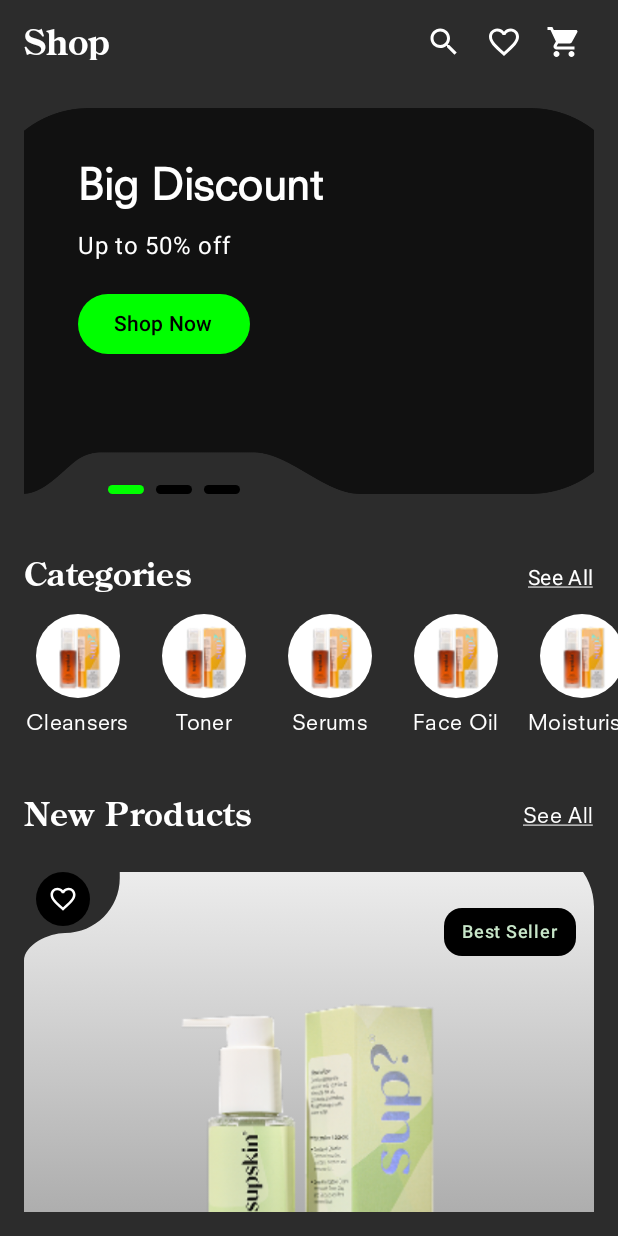
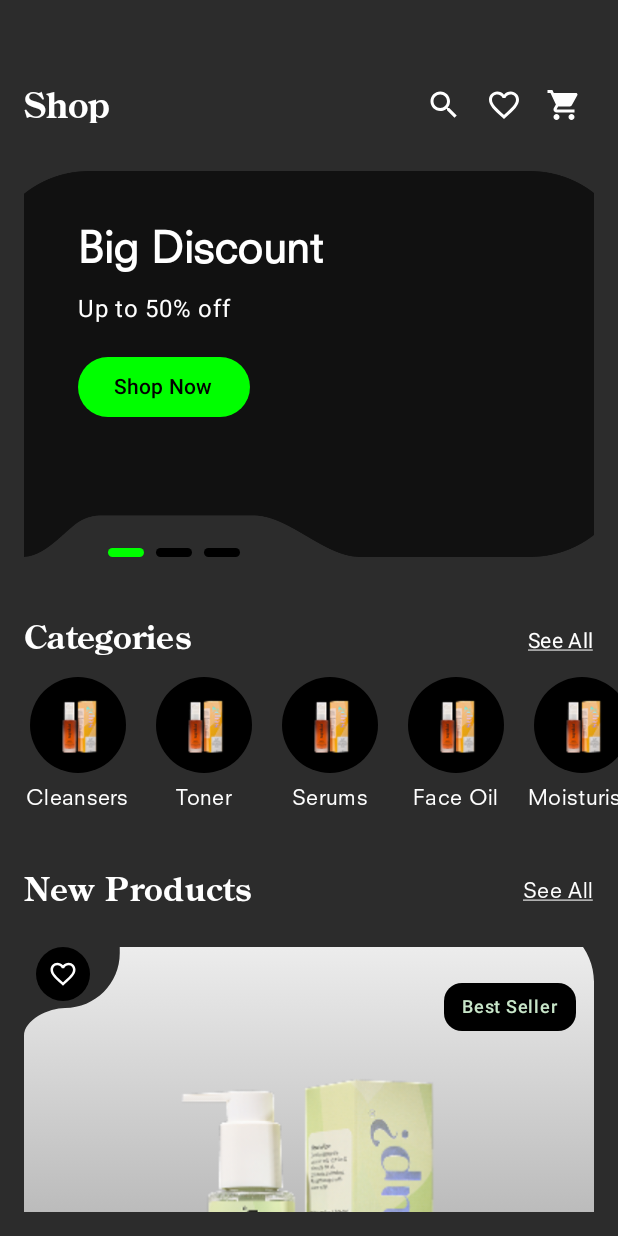
Before and after one commit to oyeraghib/Shop-App-D4C, an Android app built with Jetpack Compose: the screen it shows after launch (HomeActivity), on a phone screen of 412 x 824 dp. Run offline under Robolectric (Android 15) with nearby library versions, the phone set to English and light mode, and no system bars; our stand-ins replace accompanist.

```diff
--- a/app/src/main/java/com/d4cshopappassignment/data/Product.kt
+++ b/app/src/main/java/com/d4cshopappassignment/data/Product.kt
@@ -5,7 +5,7 @@ import com.checkmycharger.shopappassignment.R
 data class Product(
     val title: String,
     val description: String,
-    val secondDescription: String = "Checking",
+    val secondDescription: String = "Dry & Dehydrated skin",
     val price: String,
     val originalPrice: String,
     val imageRes: Int,
@@ -18,18 +18,18 @@ val sampleProducts = listOf(
     Product(
         title = "Clencera",
         description = "Gentle face cleanser for daily use.",
-        price = "$19.99",
-        originalPrice = "$24.99",
+        price = "RS. 19.99",
+        originalPrice = "RS. 24.99",
         imageRes = R.drawable.product_image,
         isBestSeller = true,
         inStock = true,
-        reviewsCount = 249
+        reviewsCount = 144
     ),
     Product(
         title = "Glow",
         description = "Vitamin C serum for brighter skin.",
-        price = "$29.99",
-        originalPrice = "$39.99",
+        price = "RS. 29.99",
+        originalPrice = "RS. 39.99",
         imageRes = R.drawable.product_image,
         isBestSeller = false,
         inStock = true,
@@ -38,8 +38,8 @@ val sampleProducts = listOf(
     Product(
         title = "AfterGlow",
         description = "Nourishing night cream for hydration.",
-        price = "$34.99",
-        originalPrice = "$44.99",
+        price = "RS. 34.99",
+        originalPrice = "RS. 44.99",
         imageRes = R.drawable.product_image,
         isBestSeller = true,
         inStock = false,
--- a/app/src/main/java/com/d4cshopappassignment/ui/activity/shopHome/HomeActivity.kt
+++ b/app/src/main/java/com/d4cshopappassignment/ui/activity/shopHome/HomeActivity.kt
@@ -16,10 +16,8 @@ import androidx.compose.foundation.layout.aspectRatio
 import androidx.compose.foundation.layout.fillMaxSize
 import androidx.compose.foundation.layout.fillMaxWidth
 import androidx.compose.foundation.layout.height
-import androidx.compose.foundation.layout.offset
 import androidx.compose.foundation.layout.padding
 import androidx.compose.foundation.layout.size
-import androidx.compose.foundation.layout.statusBarsPadding
 import androidx.compose.foundation.layout.width
 import androidx.compose.foundation.lazy.LazyColumn
 import androidx.compose.foundation.lazy.LazyRow
@@ -61,13 +59,13 @@ class HomeActivity : ComponentActivity() {
         setContent {
             Surface(
                 modifier = Modifier
-                    .fillMaxSize()
-                    .statusBarsPadding(),
+                    .fillMaxSize(),
                 color = Color(0xFF2C2C2C)
             ) {
                 Column(
                     modifier = Modifier
                         .fillMaxSize()
+                        .padding(top = 42.dp)
                 ) {
                     // Fixed Top Bar
                     ShopTopBar()
@@ -202,14 +200,21 @@ fun CategoryItem(category: com.d4cshopappassignment.data.Category) {
         horizontalAlignment = Alignment.CenterHorizontally,
         modifier = Modifier.width(72.dp)
     ) {
-        Image(
-            painter = painterResource(id = R.drawable.categorysample),
-            contentDescription = category.name,
+        Box(
             modifier = Modifier
-                .size(56.dp)
+                .size(64.dp)
                 .clip(CircleShape)
-                .background(Color.White)
-        )
+                .background(Color.Black),
+            contentAlignment = Alignment.Center
+        ) {
+            Image(
+                painter = painterResource(id = R.drawable.categorysample),
+                contentDescription = category.name,
+                modifier = Modifier
+                    .size(48.dp)
+                    .clip(CircleShape)
+            )
+        }
         Spacer(modifier = Modifier.height(8.dp))
         Text(
             text = category.name,
```
